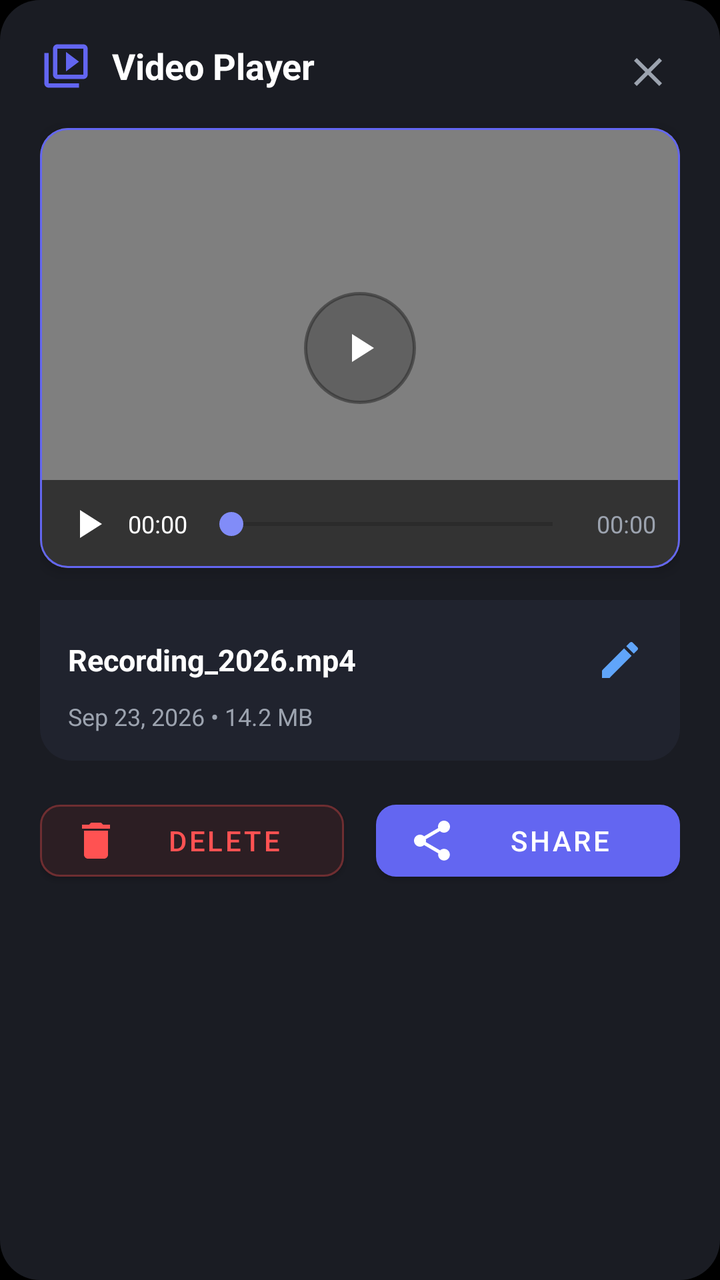
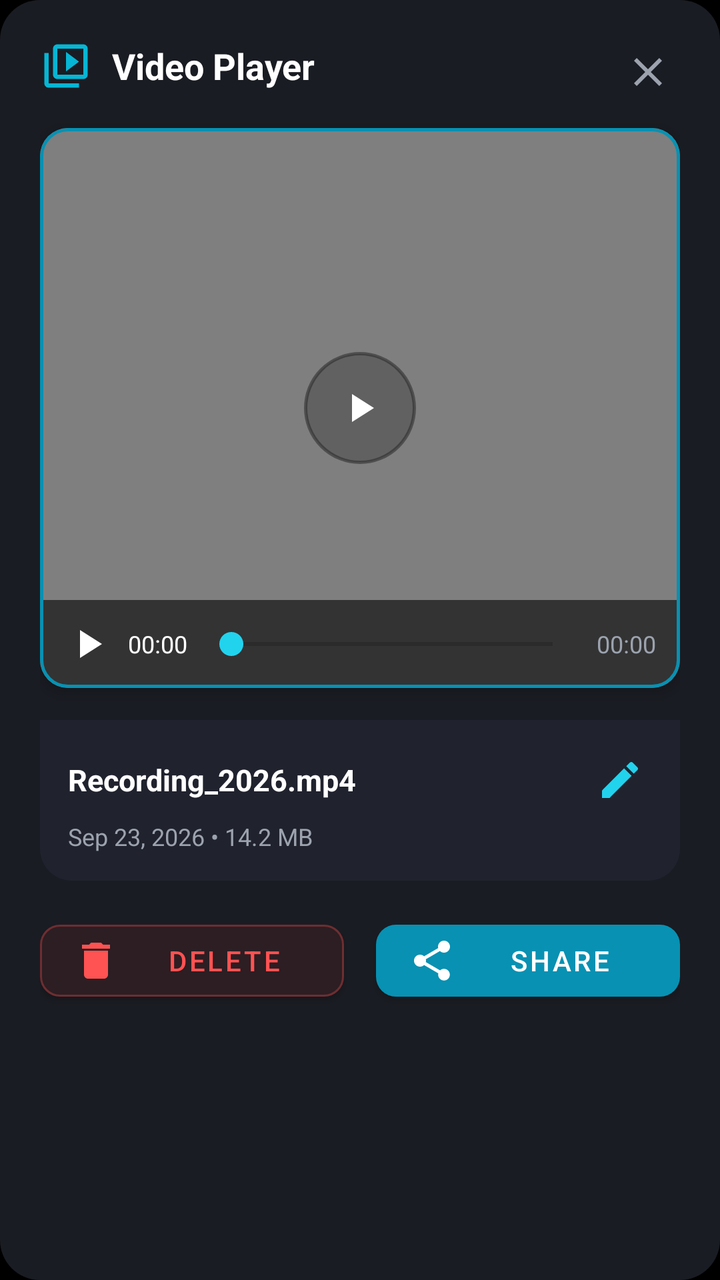

Compare the two renders of this Android layout. The source of the first and the diff that turns it into the second are given below.
<!-- AndroidManifest.xml: application theme Theme.CustomScreen -->
<!-- res/layout/dialog_video_player.xml -->
<?xml version="1.0" encoding="utf-8"?>
<LinearLayout xmlns:android="http://schemas.android.com/apk/res/android"
    xmlns:app="http://schemas.android.com/apk/res-auto"
    android:layout_width="match_parent"
    android:layout_height="wrap_content"
    android:orientation="vertical"
    android:padding="20dp"
    android:background="@drawable/bg_player_dialog">

    
    <RelativeLayout
        android:layout_width="match_parent"
        android:layout_height="wrap_content"
        android:layout_marginBottom="12dp">

        <LinearLayout
            android:layout_width="wrap_content"
            android:layout_height="wrap_content"
            android:orientation="horizontal"
            android:gravity="center_vertical"
            android:layout_alignParentStart="true"
            android:layout_toStartOf="@id/btn_close_dialog">

            <ImageView
                android:layout_width="26dp"
                android:layout_height="26dp"
                android:src="@drawable/ic_video_library"
                app:tint="#6366F1"
                android:contentDescription="Video Opener Icon"
                android:layout_marginEnd="10dp" />

            <TextView
                android:id="@+id/tv_dialog_header_title"
                android:layout_width="wrap_content"
                android:layout_height="wrap_content"
                android:text="Video Player"
                android:textColor="#FFFFFF"
                android:textSize="18sp"
                android:textStyle="bold" />
        </LinearLayout>

        <ImageButton
            android:id="@+id/btn_close_dialog"
            android:layout_width="32dp"
            android:layout_height="32dp"
            android:layout_alignParentEnd="true"
            android:layout_centerVertical="true"
            android:background="?attr/selectableItemBackgroundBorderless"
            android:src="@drawable/ic_close"
            app:tint="#9CA3AF"
            android:contentDescription="Close Player" />
    </RelativeLayout>

    
    <com.google.android.material.card.MaterialCardView
        android:layout_width="match_parent"
        android:layout_height="220dp"
        app:cardCornerRadius="14dp"
        app:cardBackgroundColor="#000000"
        app:cardElevation="4dp"
        app:strokeWidth="1dp"
        app:strokeColor="#6366F1"
        android:layout_marginBottom="16dp">

        <FrameLayout
            android:layout_width="match_parent"
            android:layout_height="match_parent">

            <VideoView
                android:id="@+id/player_video_view"
                android:layout_width="match_parent"
                android:layout_height="match_parent"
                android:layout_gravity="center" />

            
            <ImageButton
                android:id="@+id/btn_center_play_pause"
                android:layout_width="56dp"
                android:layout_height="56dp"
                android:layout_gravity="center"
                android:background="@drawable/bg_circle_nav"
                android:backgroundTint="#B3000000"
                android:padding="12dp"
                android:src="@drawable/ic_play"
                app:tint="#FFFFFF"
                android:contentDescription="Play or Pause Video" />

            
            <LinearLayout
                android:layout_width="match_parent"
                android:layout_height="wrap_content"
                android:layout_gravity="bottom"
                android:orientation="horizontal"
                android:gravity="center_vertical"
                android:paddingStart="8dp"
                android:paddingEnd="12dp"
                android:paddingTop="6dp"
                android:paddingBottom="6dp"
                android:background="@drawable/bg_player_controls">

                <ImageButton
                    android:id="@+id/btn_bar_play_pause"
                    android:layout_width="32dp"
                    android:layout_height="32dp"
                    android:background="?attr/selectableItemBackgroundBorderless"
                    android:src="@drawable/ic_play"
                    app:tint="#FFFFFF"
                    android:contentDescription="Play/Pause Bar Toggle" />

                <TextView
                    android:id="@+id/tv_current_time"
                    android:layout_width="wrap_content"
                    android:layout_height="wrap_content"
                    android:text="00:00"
                    android:textColor="#FFFFFF"
                    android:textSize="12sp"
                    android:layout_marginStart="4dp"
                    android:layout_marginEnd="6dp" />

                <SeekBar
                    android:id="@+id/player_seek_bar"
                    android:layout_width="0dp"
                    android:layout_height="wrap_content"
                    android:layout_weight="1"
                    android:progressTint="#6366F1"
                    android:thumbTint="#818CF8" />

                <TextView
                    android:id="@+id/tv_total_duration"
                    android:layout_width="wrap_content"
                    android:layout_height="wrap_content"
                    android:text="00:00"
                    android:textColor="#9CA3AF"
                    android:textSize="12sp"
                    android:layout_marginStart="6dp" />
            </LinearLayout>
        </FrameLayout>
    </com.google.android.material.card.MaterialCardView>

    
    <LinearLayout
        android:layout_width="match_parent"
        android:layout_height="wrap_content"
        android:orientation="vertical"
        android:background="@drawable/bg_player_controls"
        android:backgroundTint="#252836"
        android:padding="14dp"
        android:layout_marginBottom="16dp">

        <LinearLayout
            android:layout_width="match_parent"
            android:layout_height="wrap_content"
            android:orientation="horizontal"
            android:gravity="center_vertical">

            <TextView
                android:id="@+id/tv_player_filename"
                android:layout_width="0dp"
                android:layout_height="wrap_content"
                android:layout_weight="1"
                android:text="Recording_2026.mp4"
                android:textColor="#FFFFFF"
                android:textSize="15sp"
                android:textStyle="bold"
                android:singleLine="true"
                android:ellipsize="middle" />

            <ImageButton
                android:id="@+id/btn_rename_video"
                android:layout_width="32dp"
                android:layout_height="32dp"
                android:layout_marginStart="8dp"
                android:background="?attr/selectableItemBackgroundBorderless"
                android:src="@drawable/ic_edit"
                app:tint="#60A5FA"
                android:contentDescription="Rename Video" />
        </LinearLayout>

        <TextView
            android:id="@+id/tv_player_metadata"
            android:layout_width="match_parent"
            android:layout_height="wrap_content"
            android:layout_marginTop="4dp"
            android:text="Sep 23, 2026 • 14.2 MB"
            android:textColor="#9CA3AF"
            android:textSize="12sp" />
    </LinearLayout>

    
    <LinearLayout
        android:layout_width="match_parent"
        android:layout_height="wrap_content"
        android:orientation="horizontal"
        android:gravity="center">

        <com.google.android.material.button.MaterialButton
            android:id="@+id/btn_delete_video"
            android:layout_width="0dp"
            android:layout_height="48dp"
            android:layout_weight="1"
            android:layout_marginEnd="8dp"
            android:text="Delete"
            android:textColor="#FF5252"
            app:icon="@drawable/ic_delete"
            app:iconTint="#FF5252"
            app:backgroundTint="#2C1E23"
            app:strokeColor="#50FF5252"
            app:strokeWidth="1dp"
            app:cornerRadius="10dp" />

        <com.google.android.material.button.MaterialButton
            android:id="@+id/btn_share_video"
            android:layout_width="0dp"
            android:layout_height="48dp"
            android:layout_weight="1"
            android:layout_marginStart="8dp"
            android:text="Share"
            android:textColor="#FFFFFF"
            app:icon="@drawable/ic_share"
            app:iconTint="#FFFFFF"
            app:backgroundTint="#6366F1"
            app:cornerRadius="10dp" />
    </LinearLayout>

</LinearLayout>
<!-- resources referenced by this layout -->
<resources>
  <!-- drawable bg_circle_nav (drawable) -->
  <?xml version="1.0" encoding="utf-8"?>
  <shape xmlns:android="http://schemas.android.com/apk/res/android"
      android:shape="oval">
      <solid android:color="#55222222" />
      <stroke
          android:width="1.5dp"
          android:color="#88FFFFFF" />
      <size
          android:width="48dp"
          android:height="48dp" />
  </shape>
  <!-- drawable bg_player_controls (drawable) -->
  <?xml version="1.0" encoding="utf-8"?>
  <shape xmlns:android="http://schemas.android.com/apk/res/android"
      android:shape="rectangle">
      <solid android:color="#99000000" />
      <corners android:bottomLeftRadius="16dp" android:bottomRightRadius="16dp" />
  </shape>
  <!-- drawable bg_player_dialog (drawable) -->
  <?xml version="1.0" encoding="utf-8"?>
  <shape xmlns:android="http://schemas.android.com/apk/res/android"
      android:shape="rectangle">
      <solid android:color="#1A1C23" />
      <corners android:radius="20dp" />
  </shape>
  <!-- drawable ic_close (drawable) -->
  <vector xmlns:android="http://schemas.android.com/apk/res/android"
      android:width="24dp"
      android:height="24dp"
      android:viewportWidth="24"
      android:viewportHeight="24">
    <path
        android:fillColor="#FFFFFF"
        android:pathData="M19,6.41L17.59,5 12,10.59 6.41,5 5,6.41 10.59,12 5,17.59 6.41,19 12,13.41 17.59,19 19,17.59 13.41,12z"/>
  </vector>
  <!-- drawable ic_delete (drawable) -->
  <vector xmlns:android="http://schemas.android.com/apk/res/android"
      android:width="24dp"
      android:height="24dp"
      android:viewportWidth="24"
      android:viewportHeight="24">
    <path
        android:fillColor="#FF5252"
        android:pathData="M6,19c0,1.1 0.9,2 2,2h8c1.1,0 2,-0.9 2,-2V7H6v12zM19,4h-3.5l-1,-1h-5l-1,1H5v2h14V4z"/>
  </vector>
  <!-- drawable ic_edit (drawable) -->
  <vector xmlns:android="http://schemas.android.com/apk/res/android"
      android:width="24dp"
      android:height="24dp"
      android:viewportWidth="24"
      android:viewportHeight="24">
    <path
        android:fillColor="#000000"
        android:pathData="M3,17.25V21h3.75L17.81,9.94l-3.75,-3.75L3,17.25zM20.71,7.04c0.39,-0.39 0.39,-1.02 0,-1.41l-2.34,-2.34c-0.39,-0.39 -1.02,-0.39 -1.41,0l-1.83,1.83 3.75,3.75 1.83,-1.83z"/>
  </vector>
  <!-- drawable ic_play (drawable) -->
  <vector xmlns:android="http://schemas.android.com/apk/res/android"
      android:width="24dp"
      android:height="24dp"
      android:viewportWidth="24"
      android:viewportHeight="24">
    <path
        android:fillColor="#FFFFFF"
        android:pathData="M8,5v14l11,-7z"/>
  </vector>
  <!-- drawable ic_video_library (drawable) -->
  <vector xmlns:android="http://schemas.android.com/apk/res/android"
      android:width="64dp"
      android:height="64dp"
      android:viewportWidth="24"
      android:viewportHeight="24">
    <path
        android:fillColor="#8A8A8A"
        android:pathData="M4,6H2v14c0,1.1 0.9,2 2,2h14v-2H4V6zm16,-4H8c-1.1,0 -2,0.9 -2,2v12c0,1.1 0.9,2 2,2h12c1.1,0 2,-0.9 2,-2V4c0,-1.1 -0.9,-2 -2,-2zm0,14H8V4h12v12zM12,5.5v9l6,-4.5z"/>
  </vector>
  <style name="Theme.CustomScreen" parent="Theme.MaterialComponents.DayNight.NoActionBar">
          <item name="android:windowBackground">@android:color/black</item>
          <item name="android:statusBarColor">@android:color/transparent</item>
          <item name="android:navigationBarColor">@android:color/transparent</item>
          <item name="android:windowLightStatusBar">false</item>
          <item name="android:windowLightNavigationBar">false</item>
      </style>
  <!-- unchanged entries left out for length: 1 -->
</resources>

<!-- the commit's change to res/layout/dialog_video_player.xml (unified diff, before → after) -->
@@ -25,7 +25,7 @@
                 android:layout_width="26dp"
                 android:layout_height="26dp"
                 android:src="@drawable/ic_video_library"
-                app:tint="#6366F1"
+                app:tint="#06B6D4"
                 android:contentDescription="Video Opener Icon"
                 android:layout_marginEnd="10dp" />
 
@@ -53,13 +53,15 @@
 
     
     <com.google.android.material.card.MaterialCardView
-        android:layout_width="match_parent"
-        android:layout_height="220dp"
+        android:id="@+id/player_card_container"
+        android:layout_width="match_parent"
+        android:layout_height="280dp"
+        android:layout_gravity="center_horizontal"
         app:cardCornerRadius="14dp"
         app:cardBackgroundColor="#000000"
         app:cardElevation="4dp"
-        app:strokeWidth="1dp"
-        app:strokeColor="#6366F1"
+        app:strokeWidth="1.5dp"
+        app:strokeColor="#0891B2"
         android:layout_marginBottom="16dp">
 
         <FrameLayout
@@ -122,8 +124,8 @@
                     android:layout_width="0dp"
                     android:layout_height="wrap_content"
                     android:layout_weight="1"
-                    android:progressTint="#6366F1"
-                    android:thumbTint="#818CF8" />
+                    android:progressTint="#06B6D4"
+                    android:thumbTint="#22D3EE" />
 
                 <TextView
                     android:id="@+id/tv_total_duration"
@@ -172,7 +174,7 @@
                 android:layout_marginStart="8dp"
                 android:background="?attr/selectableItemBackgroundBorderless"
                 android:src="@drawable/ic_edit"
-                app:tint="#60A5FA"
+                app:tint="#22D3EE"
                 android:contentDescription="Rename Video" />
         </LinearLayout>
 
@@ -218,7 +220,7 @@
             android:textColor="#FFFFFF"
             app:icon="@drawable/ic_share"
             app:iconTint="#FFFFFF"
-            app:backgroundTint="#6366F1"
+            app:backgroundTint="#0891B2"
             app:cornerRadius="10dp" />
     </LinearLayout>
 
